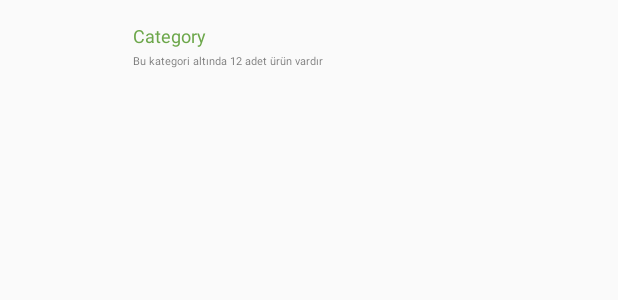
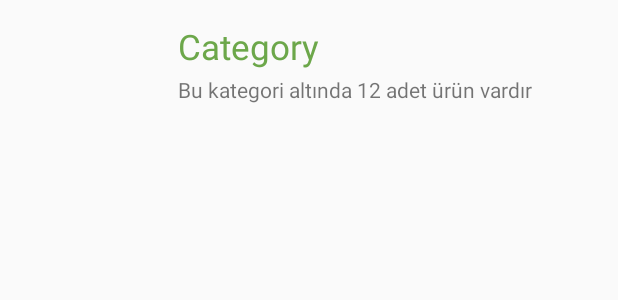
Before and after one commit to erdembingol/EMUA, an Android app: the layout single_item_in_category_list.xml on its own in the app's theme, with its tools: preview values and no code run, on a phone screen of 412 x 824 dp. Shown: the top 300 px of the screen. Run offline under Robolectric (Android 15) with nearby library versions, the phone set to English and light mode, and no system bars.

Commit message:
Emua Project
Text size was updated in CategoryList Screen.

```diff
--- a/app/src/main/res/layout/activity_category_list.xml
+++ b/app/src/main/res/layout/activity_category_list.xml
@@ -2,7 +2,7 @@
 <GridView xmlns:android="http://schemas.android.com/apk/res/android"
     android:id="@+id/gridView"
     android:numColumns="auto_fit"
-    android:columnWidth="150dp"
+    android:columnWidth="250dp"
     android:stretchMode="columnWidth"
     android:layout_width="fill_parent"
     android:layout_height="fill_parent" >
--- a/app/src/main/res/layout/single_item_in_category_list.xml
+++ b/app/src/main/res/layout/single_item_in_category_list.xml
@@ -7,8 +7,8 @@
 
     <ImageView
         android:id="@+id/grid_item_image"
-        android:layout_width="70dp"
-        android:layout_height="70dp"
+        android:layout_width="100sp"
+        android:layout_height="100sp"
         android:layout_marginRight="20px">
     </ImageView>
 
@@ -23,7 +23,7 @@
             android:layout_height="wrap_content"
             android:text="Category"
             android:layout_marginTop="15px"
-            android:textSize="12dp"
+            android:textSize="23sp"
             android:textColor="#6ca74a">
         </TextView>
 
@@ -33,7 +33,7 @@
             android:layout_height="wrap_content"
             android:text="Bu kategori altında 12 adet ürün vardır"
             android:layout_marginTop="5px"
-            android:textSize="7dp" >
+            android:textSize="14sp" >
         </TextView>
     </LinearLayout>
 
```
